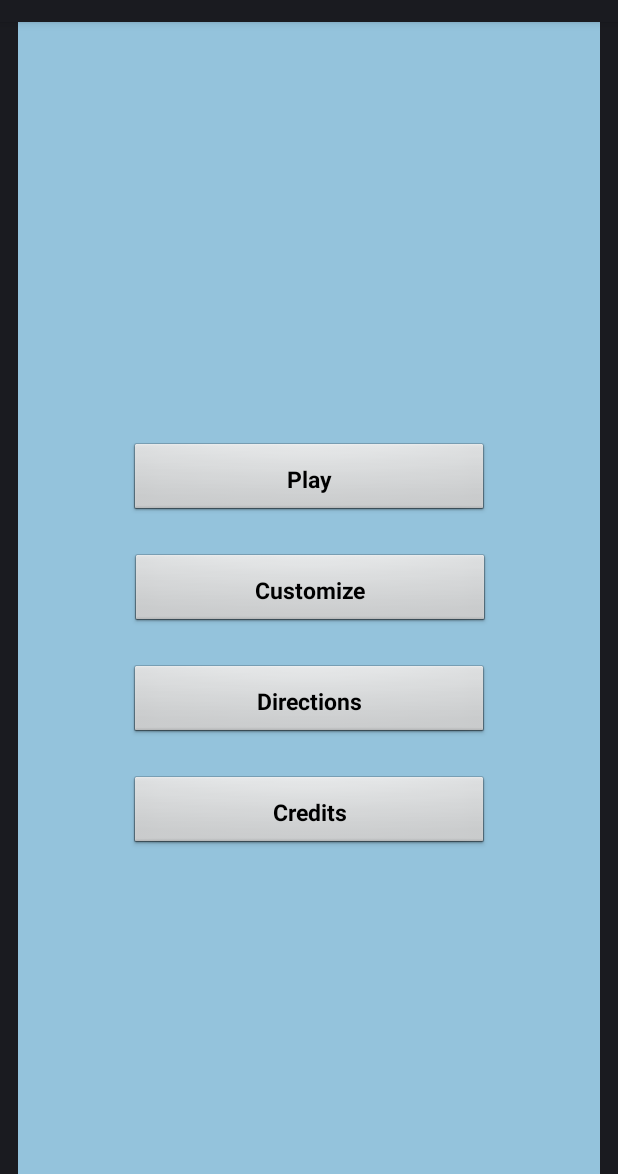
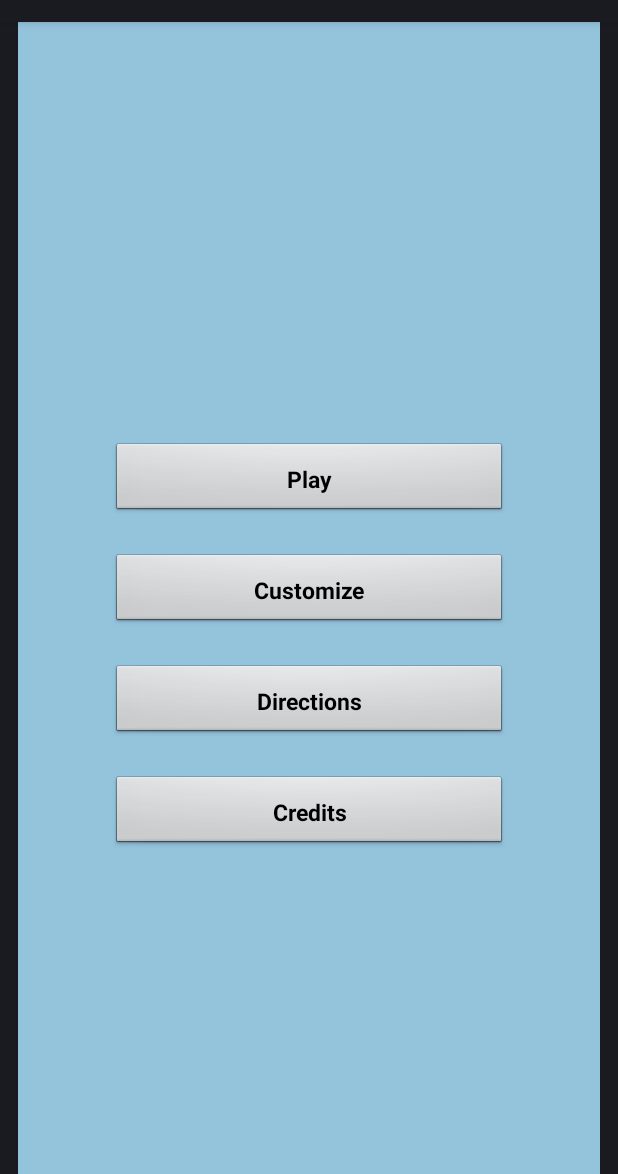
Before and after one commit to zcoop98/TCubed, an Android app: the layout activity_main.xml on its own in the app's theme, with its tools: preview values and no code run, on a phone screen of 412 x 824 dp, the part 62-1236 px from its top. Run offline under Robolectric (Android 15) with nearby library versions, the phone set to English and light mode, and no system bars.

Commit message:
Realigned Main Menu button widths to screen percentage (18% and 82% respectively) Referenced string resources for button texts

```diff
--- a/app/src/main/res/layout/activity_main.xml
+++ b/app/src/main/res/layout/activity_main.xml
@@ -20,48 +20,47 @@
 
     <Button
         android:id="@+id/button"
-        android:layout_width="240dp"
+        style="@style/Main_Menu_Buttons"
+        android:layout_width="0dp"
         android:layout_height="50dp"
-        android:text="Play"
-        style = "@style/Main_Menu_Buttons"
+        android:text="@string/MainActivity.button.play"
         app:layout_constraintBottom_toBottomOf="parent"
-        app:layout_constraintEnd_toEndOf="parent"
-        app:layout_constraintStart_toStartOf="parent"
+        app:layout_constraintEnd_toStartOf="@+id/guideline9"
+        app:layout_constraintStart_toStartOf="@+id/guideline8"
         app:layout_constraintTop_toTopOf="parent"
         app:layout_constraintVertical_bias="0.39" />
 
     <Button
         android:id="@+id/button2"
-        android:layout_width="240dp"
+        style="@style/Main_Menu_Buttons"
+        android:layout_width="0dp"
         android:layout_height="50dp"
         android:layout_marginTop="24dp"
-        android:text="Customize"
-        style = "@style/Main_Menu_Buttons"
-        app:layout_constraintEnd_toEndOf="parent"
-        app:layout_constraintHorizontal_bias="0.503"
-        app:layout_constraintStart_toStartOf="parent"
+        android:text="@string/MainActivity.button.customize"
+        app:layout_constraintEnd_toStartOf="@+id/guideline9"
+        app:layout_constraintStart_toStartOf="@+id/guideline8"
         app:layout_constraintTop_toBottomOf="@+id/button" />
 
     <Button
         android:id="@+id/button3"
-        android:layout_width="240dp"
+        style="@style/Main_Menu_Buttons"
+        android:layout_width="0dp"
         android:layout_height="50dp"
         android:layout_marginTop="24dp"
-        android:text="Directions"
-        style = "@style/Main_Menu_Buttons"
-        app:layout_constraintEnd_toEndOf="parent"
-        app:layout_constraintStart_toStartOf="parent"
+        android:text="@string/MainActivity.button.directions"
+        app:layout_constraintEnd_toStartOf="@+id/guideline9"
+        app:layout_constraintStart_toStartOf="@+id/guideline8"
         app:layout_constraintTop_toBottomOf="@+id/button2" />
 
     <Button
         android:id="@+id/button4"
         style="@style/Main_Menu_Buttons"
-        android:layout_width="240dp"
+        android:layout_width="0dp"
         android:layout_height="50dp"
         android:layout_marginTop="24dp"
-        android:text="Credits"
-        app:layout_constraintEnd_toEndOf="parent"
-        app:layout_constraintStart_toStartOf="parent"
+        android:text="@string/MainActivity.button.credits"
+        app:layout_constraintEnd_toStartOf="@+id/guideline9"
+        app:layout_constraintStart_toStartOf="@+id/guideline8"
         app:layout_constraintTop_toBottomOf="@+id/button3" />
 
     <ImageButton
@@ -95,5 +94,19 @@
         app:layout_constraintVertical_bias="0.253"
         app:srcCompat="@drawable/t3_logo" />
 
+    <android.support.constraint.Guideline
+        android:id="@+id/guideline8"
+        android:layout_width="wrap_content"
+        android:layout_height="wrap_content"
+        android:orientation="vertical"
+        app:layout_constraintGuide_percent=".18" />
+
+    <android.support.constraint.Guideline
+        android:id="@+id/guideline9"
+        android:layout_width="wrap_content"
+        android:layout_height="wrap_content"
+        android:orientation="vertical"
+        app:layout_constraintGuide_percent=".82" />
+
 
 </android.support.constraint.ConstraintLayout>
--- a/app/src/main/res/layout/activity_themes_menu.xml
+++ b/app/src/main/res/layout/activity_themes_menu.xml
@@ -87,14 +87,14 @@
         android:layout_width="wrap_content"
         android:layout_height="wrap_content"
         android:orientation="vertical"
-        app:layout_constraintGuide_percent=".2" />
+        app:layout_constraintGuide_percent="0.18" />
 
     <android.support.constraint.Guideline
         android:id="@+id/guideline4"
         android:layout_width="wrap_content"
         android:layout_height="wrap_content"
         android:orientation="vertical"
-        app:layout_constraintGuide_percent=".8" />
+        app:layout_constraintGuide_percent=".82" />
 
     <android.support.constraint.Guideline
         android:id="@+id/guideline5"
```
